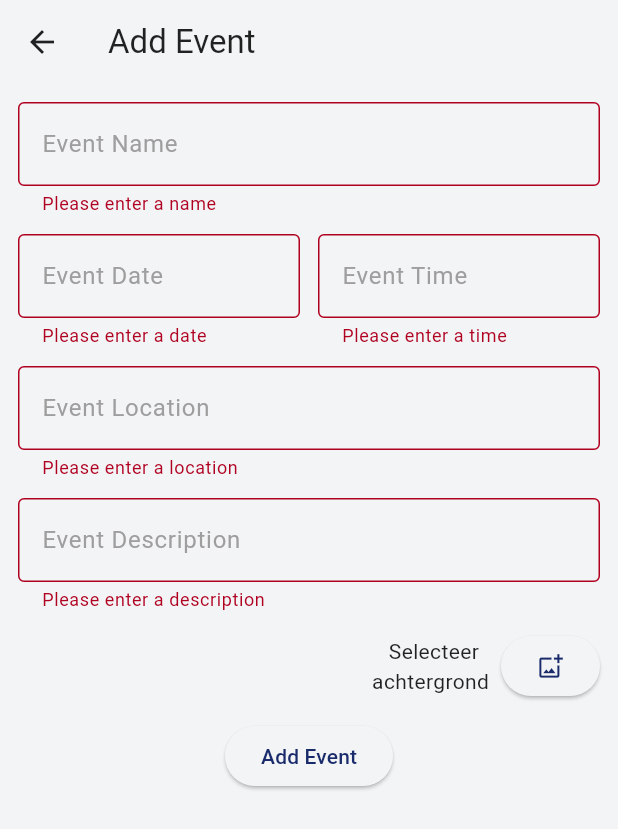
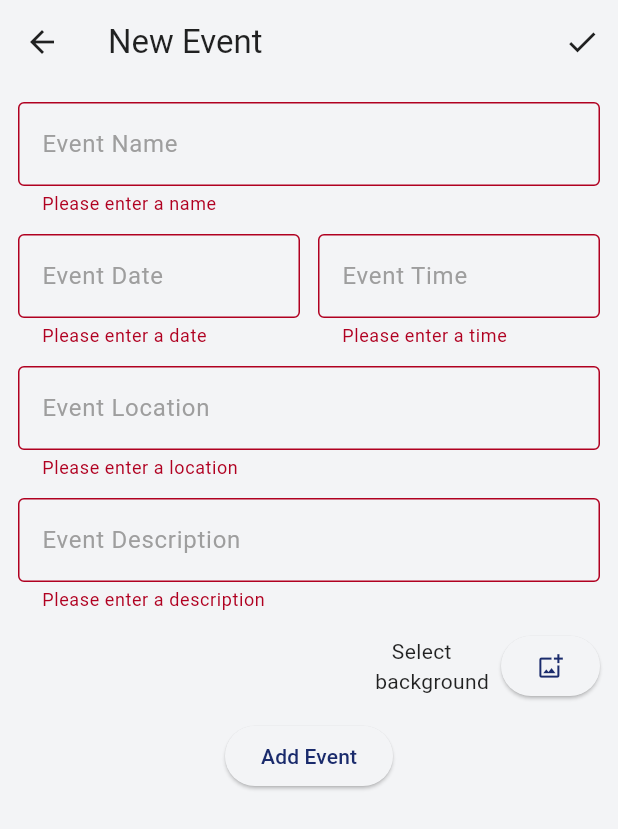
Before and after one commit to RoDev030/eventcountdown, a Flutter app: the AddEventScreen screen opened by its route, after a tap on "Add Event", on a phone screen of 412 x 824 dp. Shown: the top 829 px of the screen. Run offline on Flutter 3.47's test engine with Material 3 defaults, Android fonts, the phone set to English and light mode, and no system bars; our stand-ins replace hive, hive_flutter, image_picker; accounts and stored records are empty.

Commit message:
Implement event submission functionality and update UI components

```diff
--- a/lib/pages/add_event_screen.dart
+++ b/lib/pages/add_event_screen.dart
@@ -1,3 +1,4 @@
+import 'package:eventcountdown/utilities/submit_event.dart';
 import 'package:flutter/material.dart';
 import 'package:eventcountdown/widgets/event_form.dart';
 import 'package:eventcountdown/widgets/event_image_picker.dart';
@@ -34,8 +35,26 @@ class _AddEventScreenState extends State<AddEventScreen> {
   Widget build(BuildContext context) {
     return Scaffold(
       resizeToAvoidBottomInset: false,
-      appBar: AppBar(title: const Text("Add Event")),
-      body: Padding(
+      appBar: AppBar(
+        title: const Text("New Event"),
+        actions: [
+          IconButton(
+            icon: const Icon(Icons.check),
+            onPressed:
+                () => submitEvent(
+                  context: context,
+                  formKey: _formkey,
+                  nameController: _nameController,
+                  dateController: _dateController,
+                  timeController: _timeController,
+                  locationController: _locationController,
+                  descriptionController: _descriptionController,
+                  eventImagePath: _eventImagePath,
+                ),
+          ),
+        ],
+      ),
+      body: SingleChildScrollView(
         padding: const EdgeInsets.all(12.0),
         child: Form(
           key: _formkey,
@@ -49,9 +68,6 @@ class _AddEventScreenState extends State<AddEventScreen> {
                 descriptionController: _descriptionController,
               ),
               const SizedBox(height: 12),
-              Row(
-                mainAxisAlignment: MainAxisAlignment.end,
-                children: [
               EventImagePicker(
                 eventImagePath: _eventImagePath,
                 onImageSelected: (imagePath) {
@@ -59,8 +75,6 @@ class _AddEventScreenState extends State<AddEventScreen> {
                     _eventImagePath = imagePath;
                   });
                 },
-                  ),
-                ],
               ),
               const SizedBox(height: 12),
               EventSubmitButton(
--- /dev/null
+++ b/lib/utilities/submit_event.dart
@@ -0,0 +1,57 @@
+import 'package:flutter/material.dart';
+import 'package:intl/intl.dart';
+import 'package:provider/provider.dart';
+import '../models/event_database.dart';
+
+Future<void> submitEvent({
+  required BuildContext context,
+  required GlobalKey<FormState> formKey,
+  required TextEditingController nameController,
+  required TextEditingController dateController,
+  required TextEditingController timeController,
+  required TextEditingController locationController,
+  required TextEditingController descriptionController,
+  String? eventImagePath,
+}) async {
+  if (!formKey.currentState!.validate()) return;
+
+  final eventDatabase = Provider.of<EventDatabase>(context, listen: false);
+
+  final selectedDate = DateFormat('dd-MM-yyyy').parse(dateController.text);
+  final parsedTime = _parseFlexibleTime(timeController.text);
+  final selectedTime = TimeOfDay.fromDateTime(parsedTime);
+
+  final fullDateTime = DateTime(
+    selectedDate.year,
+    selectedDate.month,
+    selectedDate.day,
+    selectedTime.hour,
+    selectedTime.minute,
+  );
+
+  await eventDatabase.addEvent(
+    nameController.text,
+    fullDateTime,
+    locationController.text,
+    descriptionController.text,
+    eventImagePath: eventImagePath,
+  );
+
+  ScaffoldMessenger.of(
+    context,
+  ).showSnackBar(const SnackBar(content: Text("Event toegevoegd!")));
+
+  Navigator.pop(context);
+}
+
+DateTime _parseFlexibleTime(String timeString) {
+  final formats = [DateFormat('h:mm a'), DateFormat('HH:mm')];
+
+  for (final format in formats) {
+    try {
+      return format.parse(timeString);
+    } catch (_) {}
+  }
+
+  throw FormatException('Geen geldig tijdformaat: $timeString');
+}
--- a/lib/widgets/event_image_picker.dart
+++ b/lib/widgets/event_image_picker.dart
@@ -17,8 +17,9 @@ class EventImagePicker extends StatelessWidget {
     return Column(
       children: [
         Row(
+          mainAxisAlignment: MainAxisAlignment.end,
           children: [
-            Text('\t \t Selecteer \n achtergrond'),
+            Text('\t \t Select \n background'),
             SizedBox(width: 8.0),
             ElevatedButton(
               onPressed: () async {
--- a/lib/widgets/event_submit_button.dart
+++ b/lib/widgets/event_submit_button.dart
@@ -1,7 +1,5 @@
 import 'package:flutter/material.dart';
-import '../models/event_database.dart';
-import 'package:provider/provider.dart';
-import 'package:intl/intl.dart';
+import '../utilities/submit_event.dart';
 
 class EventSubmitButton extends StatelessWidget {
   final GlobalKey<FormState> formKey;
@@ -23,65 +21,21 @@ class EventSubmitButton extends StatelessWidget {
     required this.eventImagePath,
   });
 
-  DateTime parseFlexibleTime(String timeString) {
-    final List<DateFormat> formats = [
-      DateFormat('h:mm a'), // 12h formaat
-      DateFormat('HH:mm'), // 24h formaat
-    ];
-
-    for (final format in formats) {
-      try {
-        return format.parse(timeString);
-      } catch (_) {
-        continue;
-      }
-    }
-
-    throw FormatException('Geen geldig tijdformaat: $timeString');
-  }
-
   @override
   Widget build(BuildContext context) {
-    return InkWell(
-      child: ElevatedButton(
-        onPressed: () async {
-          if (formKey.currentState!.validate()) {
-            final eventDatabase = Provider.of<EventDatabase>(
-              context,
-              listen: false,
-            );
-
-            final selectedDate = DateFormat(
-              'dd-MM-yyyy',
-            ).parse(dateController.text);
-            final parsedTime = parseFlexibleTime(timeController.text);
-            ;
-            final selectedTime = TimeOfDay.fromDateTime(parsedTime);
-
-            final fullDateTime = DateTime(
-              selectedDate.year,
-              selectedDate.month,
-              selectedDate.day,
-              selectedTime.hour,
-              selectedTime.minute,
-            );
-
-            await eventDatabase.addEvent(
-              nameController.text,
-              fullDateTime,
-              locationController.text,
-              descriptionController.text,
-              eventImagePath: eventImagePath,
-            );
-
-            ScaffoldMessenger.of(context).showSnackBar(
-              const SnackBar(content: Text("Event added successfully")),
-            );
-            Navigator.pop(context);
-          }
-        },
-        child: const Text("Add Event"),
-      ),
+    return ElevatedButton(
+      onPressed:
+          () => submitEvent(
+            context: context,
+            formKey: formKey,
+            nameController: nameController,
+            dateController: dateController,
+            timeController: timeController,
+            locationController: locationController,
+            descriptionController: descriptionController,
+            eventImagePath: eventImagePath,
+          ),
+      child: const Text("Add Event"),
     );
   }
 }
```
Also changed, not shown: lib/widgets/custom_drawer.dart (+12 -3 lines). Lines whose indentation alone changed are shown as unchanged.
